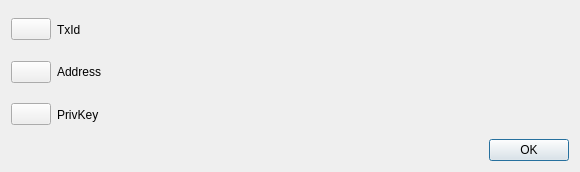
pedrorv0106/DAPS, file src/qt/forms/revealtxdialog.ui: the form before one commit.
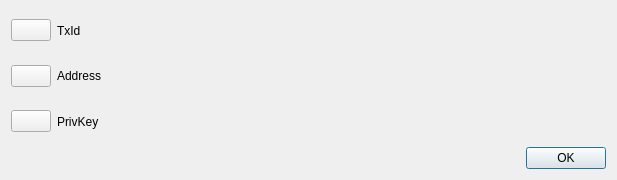
The form after the commit.

Commit message: Show transaction private key

The edit to the form file:
```diff
--- a/src/qt/forms/revealtxdialog.ui
+++ b/src/qt/forms/revealtxdialog.ui
@@ -6,8 +6,8 @@
    <rect>
     <x>0</x>
     <y>0</y>
-    <width>580</width>
-    <height>172</height>
+    <width>617</width>
+    <height>180</height>
    </rect>
   </property>
   <property name="windowTitle">
```
Left out of the diff: 2 changed lines with no effect on the pictures. The commit also changes 2 other files.
